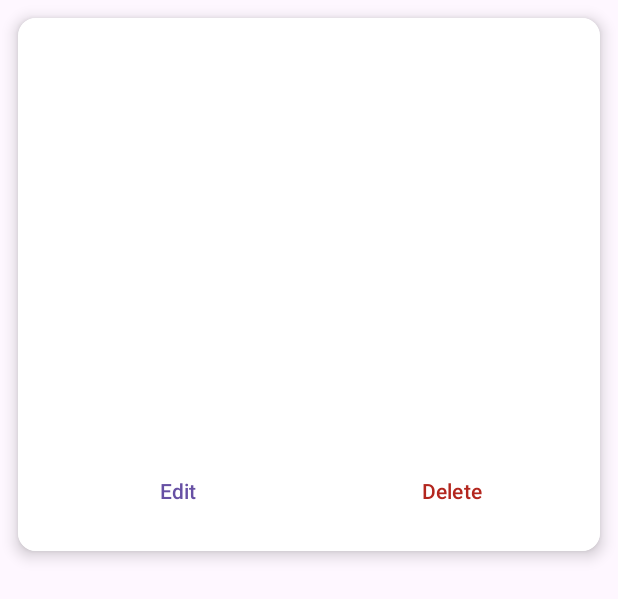
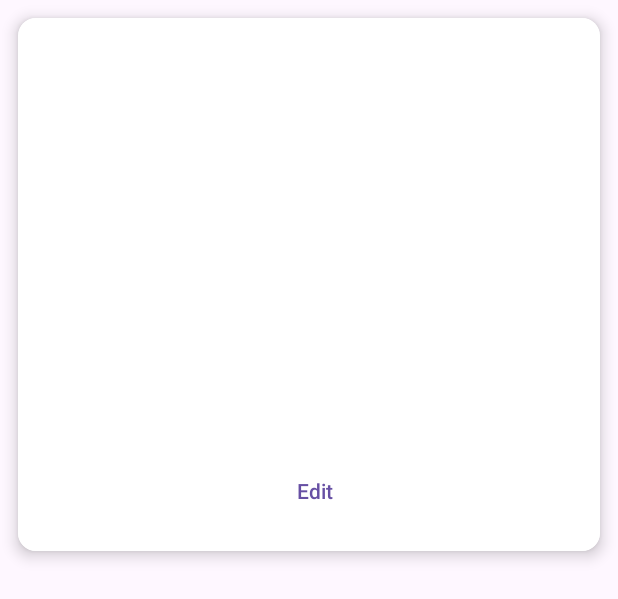
Before and after one commit to Pashinsky38/Cooking-Book, an Android app: the layout recipe_item.xml on its own in the app's theme, with its tools: preview values and no code run, on a phone screen of 412 x 824 dp. Shown: the top 599 px of the screen. Run offline under Robolectric (Android 15) with nearby library versions, the phone set to English and light mode, and no system bars.

```diff
--- a/app/src/main/res/layout/recipe_item.xml
+++ b/app/src/main/res/layout/recipe_item.xml
@@ -49,9 +49,16 @@
             android:layout_height="wrap_content"
             android:paddingStart="16dp"
             android:paddingEnd="16dp"
-            android:paddingBottom="16dp">
-            <Button android:id="@+id/editBtn" android:text="Edit" style="?android:attr/buttonBarButtonStyle" android:textColor="?attr/colorPrimary" android:layout_weight="1" android:layout_width="0dp" android:layout_height="wrap_content" android:layout_marginEnd="8dp"/>
-            <Button android:id="@+id/deleteBtn" android:text="Delete" style="?android:attr/buttonBarButtonStyle" android:textColor="?attr/colorError" android:layout_weight="1" android:layout_width="0dp" android:layout_height="wrap_content" android:layout_marginStart="8dp"/>
+            android:paddingBottom="16dp"
+            android:gravity="center">
+
+            <Button
+                android:id="@+id/editBtn"
+                android:text="Edit"
+                style="?android:attr/buttonBarButtonStyle"
+                android:textColor="?attr/colorPrimary"
+                android:layout_width="wrap_content"
+                android:layout_height="wrap_content"/>
         </LinearLayout>
     </LinearLayout>
 </androidx.cardview.widget.CardView>
```
Also changed, not shown: app/src/main/java/com/example/cookingbook/RecipeAdapter.java (+0 -12 lines), app/src/main/java/com/example/cookingbook/RecipeFormActivity.java (+19 -0 lines), app/src/main/res/layout/activity_recipe_form.xml (+11 -1 lines).
